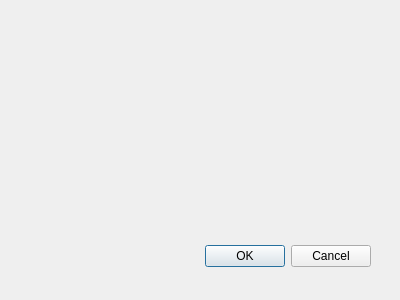
First picture: the form in SumuladorAlgoritmos/ventanafifo.ui, repository evelasquez-tech/Simulador-de-Algoritmos, before the edit.
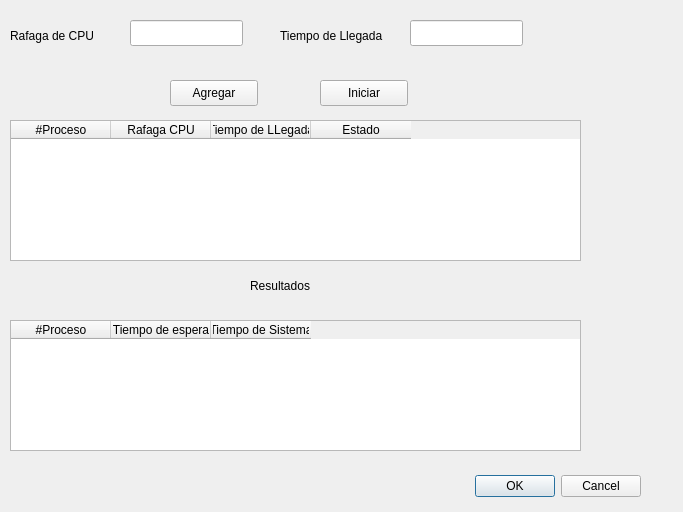
Second picture: the form after the edit.

Commit message:
btnAgregar, btnIniciar
creación de los botones agregar e iniciar

What changed in the file:
```diff
--- a/SumuladorAlgoritmos/ventanafifo.ui
+++ b/SumuladorAlgoritmos/ventanafifo.ui
@@ -6,8 +6,8 @@
    <rect>
     <x>0</x>
     <y>0</y>
-    <width>400</width>
-    <height>300</height>
+    <width>683</width>
+    <height>512</height>
    </rect>
   </property>
   <property name="windowTitle">
@@ -16,8 +16,8 @@
   <widget class="QDialogButtonBox" name="buttonBox">
    <property name="geometry">
     <rect>
-     <x>30</x>
-     <y>240</y>
+     <x>300</x>
+     <y>470</y>
      <width>341</width>
      <height>32</height>
     </rect>
@@ -29,6 +29,146 @@
     <set>QDialogButtonBox::StandardButton::Cancel|QDialogButtonBox::StandardButton::Ok</set>
    </property>
   </widget>
+  <widget class="QLabel" name="label">
+   <property name="geometry">
+    <rect>
+     <x>10</x>
+     <y>20</y>
+     <width>111</width>
+     <height>31</height>
+    </rect>
+   </property>
+   <property name="text">
+    <string>Rafaga de CPU</string>
+   </property>
+  </widget>
+  <widget class="QLineEdit" name="txtRafaga">
+   <property name="geometry">
+    <rect>
+     <x>130</x>
+     <y>20</y>
+     <width>113</width>
+     <height>26</height>
+    </rect>
+   </property>
+  </widget>
+  <widget class="QLabel" name="label_2">
+   <property name="geometry">
+    <rect>
+     <x>280</x>
+     <y>20</y>
+     <width>111</width>
+     <height>31</height>
+    </rect>
+   </property>
+   <property name="text">
+    <string>Tiempo de Llegada</string>
+   </property>
+  </widget>
+  <widget class="QLineEdit" name="txtLlegada">
+   <property name="geometry">
+    <rect>
+     <x>410</x>
+     <y>20</y>
+     <width>113</width>
+     <height>26</height>
+    </rect>
+   </property>
+  </widget>
+  <widget class="QPushButton" name="btnAgregar">
+   <property name="geometry">
+    <rect>
+     <x>170</x>
+     <y>80</y>
+     <width>88</width>
+     <height>26</height>
+    </rect>
+   </property>
+   <property name="text">
+    <string>Agregar</string>
+   </property>
+  </widget>
+  <widget class="QPushButton" name="btnIniciar">
+   <property name="geometry">
+    <rect>
+     <x>320</x>
+     <y>80</y>
+     <width>88</width>
+     <height>26</height>
+    </rect>
+   </property>
+   <property name="text">
+    <string>Iniciar</string>
+   </property>
+  </widget>
+  <widget class="QTableWidget" name="tblProcesos">
+   <property name="geometry">
+    <rect>
+     <x>10</x>
+     <y>120</y>
+     <width>571</width>
+     <height>141</height>
+    </rect>
+   </property>
+   <column>
+    <property name="text">
+     <string>#Proceso</string>
+    </property>
+   </column>
+   <column>
+    <property name="text">
+     <string>Rafaga CPU</string>
+    </property>
+   </column>
+   <column>
+    <property name="text">
+     <string>Tiempo de LLegada</string>
+    </property>
+   </column>
+   <column>
+    <property name="text">
+     <string>Estado</string>
+    </property>
+   </column>
+  </widget>
+  <widget class="QLabel" name="label_3">
+   <property name="geometry">
+    <rect>
+     <x>250</x>
+     <y>270</y>
+     <width>111</width>
+     <height>31</height>
+    </rect>
+   </property>
+   <property name="text">
+    <string>Resultados</string>
+   </property>
+  </widget>
+  <widget class="QTableWidget" name="tblResultados">
+   <property name="geometry">
+    <rect>
+     <x>10</x>
+     <y>320</y>
+     <width>571</width>
+     <height>131</height>
+    </rect>
+   </property>
+   <column>
+    <property name="text">
+     <string>#Proceso</string>
+    </property>
+   </column>
+   <column>
+    <property name="text">
+     <string>Tiempo de espera</string>
+    </property>
+   </column>
+   <column>
+    <property name="text">
+     <string>Tiempo de Sistema</string>
+    </property>
+   </column>
+  </widget>
  </widget>
  <resources/>
  <connections>
```
The commit also changes 3 other files.
